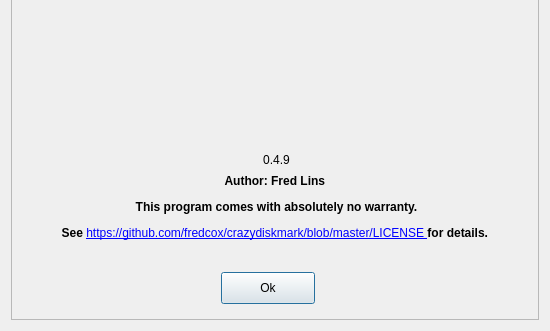
The window that crazydiskmark/aboutdialog.ui (sagudeloo/ApoloDiskMark) describes before a commit, drawn with Qt 5; both pictures show x 0 to 550 and y 169 to 500 of the 550 by 500 pixel window.
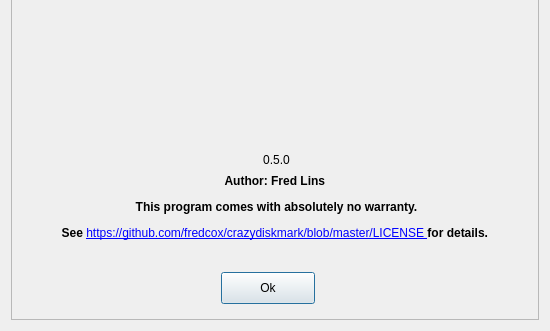
The same window after the commit. Icons and pictures are not drawn.

```diff
--- a/crazydiskmark/aboutdialog.ui
+++ b/crazydiskmark/aboutdialog.ui
@@ -60,7 +60,7 @@
        </rect>
       </property>
       <property name="text">
-       <string>0.4.9</string>
+       <string>0.5.0</string>
       </property>
       <property name="alignment">
        <set>Qt::AlignCenter</set>
```
